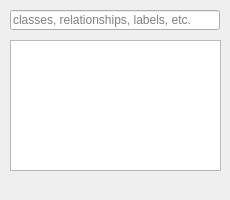
This is libdunnartcanvas/ui/searchwidget.ui in asiajustin/dunnart as Qt 5 draws it before an edit. The edited form follows.
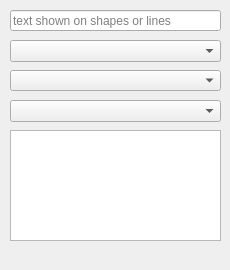
This is the edited form.

```diff
--- a/libdunnartcanvas/ui/searchwidget.ui
+++ b/libdunnartcanvas/ui/searchwidget.ui
@@ -7,7 +7,7 @@
     <x>0</x>
     <y>0</y>
     <width>230</width>
-    <height>200</height>
+    <height>270</height>
    </rect>
   </property>
   <property name="sizePolicy">
@@ -19,7 +19,7 @@
   <property name="minimumSize">
    <size>
     <width>230</width>
-    <height>200</height>
+    <height>270</height>
    </size>
   </property>
   <property name="windowTitle">
@@ -31,8 +31,8 @@
      <rect>
       <x>10</x>
       <y>10</y>
-      <width>210</width>
-      <height>20</height>
+      <width>211</width>
+      <height>21</height>
      </rect>
     </property>
     <property name="sizePolicy">
@@ -42,7 +42,7 @@
      </sizepolicy>
     </property>
     <property name="placeholderText">
-     <string>classes, relationships, labels, etc.</string>
+     <string>text shown on shapes or lines</string>
     </property>
     <property name="clearButtonEnabled">
      <bool>true</bool>
@@ -52,15 +52,48 @@
     <property name="geometry">
      <rect>
       <x>10</x>
-      <y>40</y>
+      <y>130</y>
       <width>211</width>
-      <height>131</height>
+      <height>111</height>
      </rect>
     </property>
     <property name="selectionRectVisible">
      <bool>true</bool>
     </property>
    </widget>
+   <widget class="QComboBox" name="typeCombo">
+    <property name="geometry">
+     <rect>
+      <x>10</x>
+      <y>40</y>
+      <width>211</width>
+      <height>22</height>
+     </rect>
+    </property>
+    <property name="editable">
+     <bool>false</bool>
+    </property>
+   </widget>
+   <widget class="QComboBox" name="strengthCombo">
+    <property name="geometry">
+     <rect>
+      <x>10</x>
+      <y>70</y>
+      <width>211</width>
+      <height>21</height>
+     </rect>
+    </property>
+   </widget>
+   <widget class="QComboBox" name="navigabilityCombo">
+    <property name="geometry">
+     <rect>
+      <x>10</x>
+      <y>100</y>
+      <width>211</width>
+      <height>22</height>
+     </rect>
+    </property>
+   </widget>
   </widget>
  </widget>
  <resources/>
```
Left out of the diff: 2 changed lines with no effect on the pictures.
